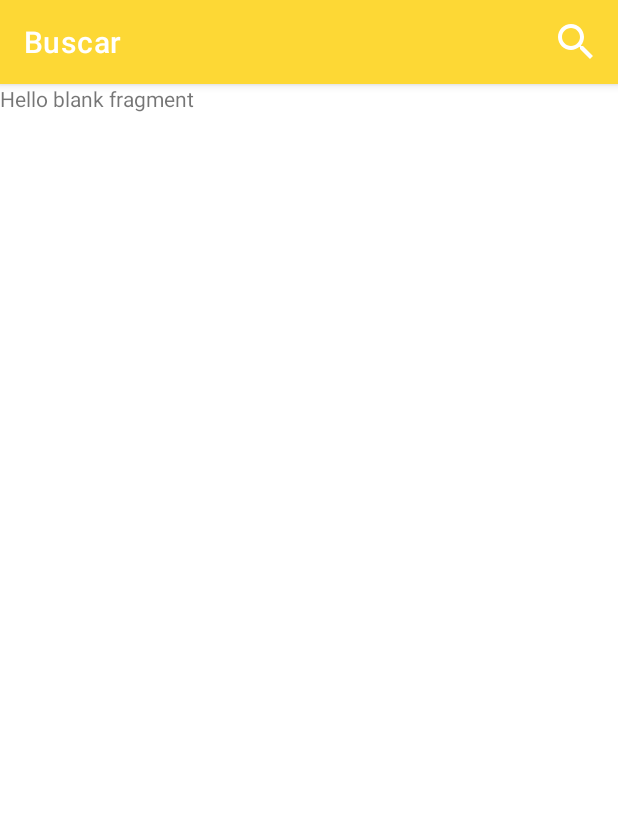
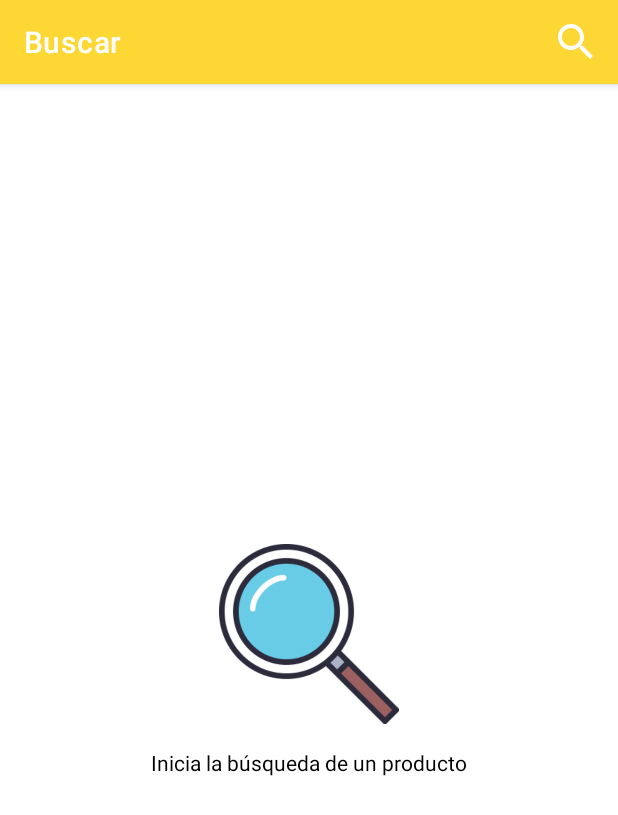
Before and after one commit to ramoncinp/meli-catalog, an Android app: the screen it shows after launch (MainActivity), on a phone screen of 412 x 824 dp. Shown: the top 815 px of the screen. Run offline under Robolectric (Android 15) with nearby library versions, the phone set to English and light mode, and no system bars; our stand-ins replace Dagger/Hilt's generated code, Timber, navigation-ui.

Commit message:
Show search layout in search fragment

```diff
--- a/app/src/main/res/layout/fragment_search.xml
+++ b/app/src/main/res/layout/fragment_search.xml
@@ -1,14 +1,19 @@
 <?xml version="1.0" encoding="utf-8"?>
-<FrameLayout xmlns:android="http://schemas.android.com/apk/res/android"
+<androidx.constraintlayout.widget.ConstraintLayout xmlns:android="http://schemas.android.com/apk/res/android"
+    xmlns:app="http://schemas.android.com/apk/res-auto"
     xmlns:tools="http://schemas.android.com/tools"
     android:layout_width="match_parent"
     android:layout_height="match_parent"
     tools:context=".presentation.SearchFragment">
 
-    <!-- TODO: Update blank fragment layout -->
-    <TextView
-        android:layout_width="match_parent"
-        android:layout_height="match_parent"
-        android:text="@string/hello_blank_fragment" />
+    <include
+        android:id="@+id/search_layout"
+        layout="@layout/search_instruction_layout"
+        android:layout_width="wrap_content"
+        android:layout_height="wrap_content"
+        app:layout_constraintBottom_toBottomOf="parent"
+        app:layout_constraintEnd_toEndOf="parent"
+        app:layout_constraintStart_toStartOf="parent"
+        app:layout_constraintTop_toTopOf="parent" />
 
-</FrameLayout>
+</androidx.constraintlayout.widget.ConstraintLayout>
--- /dev/null
+++ b/app/src/main/res/layout/search_instruction_layout.xml
@@ -0,0 +1,27 @@
+<?xml version="1.0" encoding="utf-8"?>
+<androidx.constraintlayout.widget.ConstraintLayout xmlns:android="http://schemas.android.com/apk/res/android"
+    xmlns:app="http://schemas.android.com/apk/res-auto"
+    android:layout_width="match_parent"
+    android:layout_height="wrap_content">
+
+    <ImageView
+        android:id="@+id/imageView"
+        android:layout_width="120dp"
+        android:layout_height="120dp"
+        android:contentDescription="@string/imagen_buscar"
+        android:src="@drawable/ic_search_outline_filled"
+        app:layout_constraintEnd_toEndOf="parent"
+        app:layout_constraintStart_toStartOf="parent"
+        app:layout_constraintTop_toTopOf="parent" />
+
+    <TextView
+        android:layout_width="wrap_content"
+        android:layout_marginTop="@dimen/medium_spacing"
+        android:layout_height="wrap_content"
+        android:textColor="@android:color/black"
+        android:text="@string/inicia_la_busqueda_de_un_producto"
+        app:layout_constraintEnd_toEndOf="@+id/imageView"
+        app:layout_constraintStart_toStartOf="@+id/imageView"
+        app:layout_constraintTop_toBottomOf="@+id/imageView" />
+
+</androidx.constraintlayout.widget.ConstraintLayout>
--- /dev/null
+++ b/app/src/main/res/values/dimens.xml
@@ -0,0 +1,4 @@
+<?xml version="1.0" encoding="utf-8"?>
+<resources>
+    <dimen name="medium_spacing">16dp</dimen>
+</resources>
--- a/app/src/main/res/values/strings.xml
+++ b/app/src/main/res/values/strings.xml
@@ -1,6 +1,7 @@
 <resources>
     <string name="app_name">MeLiCatalog</string>
-    <!-- TODO: Remove or change this placeholder text -->
     <string name="hello_blank_fragment">Hello blank fragment</string>
     <string name="buscar">Buscar</string>
+    <string name="imagen_buscar">Imagen buscar</string>
+    <string name="inicia_la_busqueda_de_un_producto">Inicia la búsqueda de un producto</string>
 </resources>
```
Also changed, not shown: app/src/main/res/drawable/ic_search_outline_filled.png (added).
